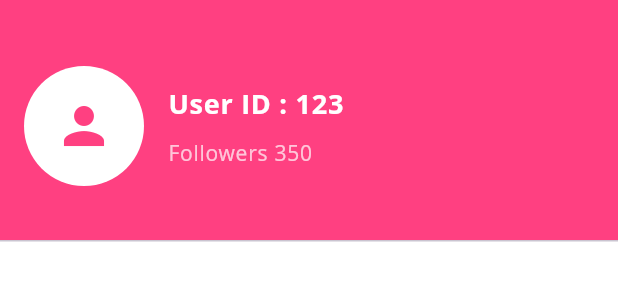
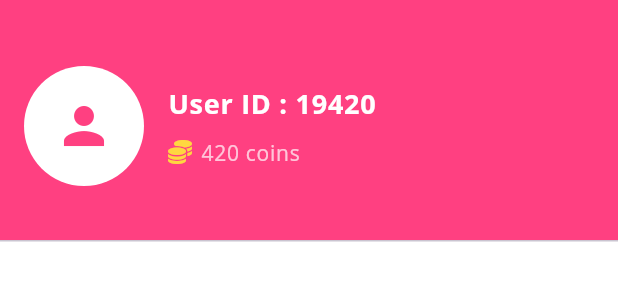
Before and after one commit to BinduBirol/Golpo2, a Flutter app: the DrawerHeaderWidget widget shown alone on an empty page, opened directly, on a phone screen of 412 x 824 dp. Shown: the top 300 px of the screen. Run offline on Flutter 3.47's test engine with Material 3 defaults, Android fonts, the light colour scheme and no system bars; our stand-ins replace audioplayers, flutter_svg, fluttertoast, font_awesome_flutter, shared_preferences; accounts and stored records are empty.

Commit message:
office theke

```diff
--- /dev/null
+++ b/lib/DTO/User.dart
@@ -0,0 +1,41 @@
+class User {
+  final String id;
+  final String name;
+  final String email;
+  final int walletCoin;
+
+  User({
+    required this.id,
+    required this.name,
+    required this.email,
+    required this.walletCoin,
+  });
+
+  factory User.fromJson(Map<String, dynamic> json) => User(
+    id: json['id'],
+    name: json['name'],
+    email: json['email'],
+    walletCoin: json['walletCoin'] ?? 0,
+  );
+
+  Map<String, dynamic> toJson() => {
+    "id": id,
+    "name": name,
+    "email": email,
+    "walletCoin": walletCoin,
+  };
+
+  User copyWith({
+    String? id,
+    String? name,
+    String? email,
+    int? walletCoin,
+  }) {
+    return User(
+      id: id ?? this.id,
+      name: name ?? this.name,
+      email: email ?? this.email,
+      walletCoin: walletCoin ?? this.walletCoin,
+    );
+  }
+}
--- a/lib/home/drawer_header_widget.dart
+++ b/lib/home/drawer_header_widget.dart
@@ -1,4 +1,7 @@
 import 'package:flutter/material.dart';
+import 'package:font_awesome_flutter/font_awesome_flutter.dart';
+import '../service/UserService.dart';
+import '../DTO/User.dart';
 
 class DrawerHeaderWidget extends StatelessWidget {
   const DrawerHeaderWidget({Key? key}) : super(key: key);
@@ -7,13 +10,24 @@ class DrawerHeaderWidget extends StatelessWidget {
   Widget build(BuildContext context) {
     final appPrimaryColor = Theme.of(context).appBarTheme.backgroundColor;
 
+    return FutureBuilder<User>(
+      future: UserService.getUser(),
+      builder: (context, snapshot) {
+        if (!snapshot.hasData) {
+          return const DrawerHeader(
+            child: Center(child: CircularProgressIndicator(color: Colors.white)),
+          );
+        }
+
+        final user = snapshot.data!;
+
         return DrawerHeader(
           decoration: BoxDecoration(
             color: appPrimaryColor,
           ),
           child: Row(
             children: [
-          // Left: User icon with app color background
+              // Left: User icon with white background
               CircleAvatar(
                 radius: 40,
                 backgroundColor: Colors.white,
@@ -24,9 +38,9 @@ class DrawerHeaderWidget extends StatelessWidget {
                 ),
               ),
 
-          SizedBox(width: 16),
+              const SizedBox(width: 16),
 
-          // Right: 2 lines of text
+              // Right: Text Info
               Expanded(
                 child: Column(
                   mainAxisAlignment: MainAxisAlignment.center,
@@ -34,24 +48,33 @@ class DrawerHeaderWidget extends StatelessWidget {
                   children: [
                     // Line 1: User ID
                     Text(
-                  'User ID : 123',
-                  style: TextStyle(
+                      'User ID : ${user.id}',
+                      style: const TextStyle(
                         fontSize: 18,
                         fontWeight: FontWeight.bold,
                         color: Colors.white,
                       ),
                     ),
 
-                SizedBox(height: 8),
+                    const SizedBox(height: 8),
 
-                // Line 2: Following and Followers combined
+                    // Line 2: Wallet coins
+                    Row(
+                      children: [
+                        const FaIcon(
+                          FontAwesomeIcons.coins,
+                          size: 16,
+                          color: Colors.amberAccent,
+                        ),
+                        const SizedBox(width: 6),
                         Text(
-                  'Followers 350',
-                  style: TextStyle(
+                          '${user.walletCoin} coins',
+                          style: const TextStyle(
                             fontSize: 14,
                             color: Colors.white70,
-                    letterSpacing: 0.5,
                           ),
+                        ),
+                      ],
                     ),
                   ],
                 ),
@@ -59,5 +82,7 @@ class DrawerHeaderWidget extends StatelessWidget {
             ],
           ),
         );
+      },
+    );
   }
 }
--- /dev/null
+++ b/lib/service/UserService.dart
@@ -0,0 +1,48 @@
+import '../DTO/User.dart';
+import 'dart:math';
+
+class UserService {
+  static User? _cachedUser;
+
+  static Future<User> getUser() async {
+    if (_cachedUser != null) {
+      return _cachedUser!;
+    }
+
+    // Generate a random ID and create a user with coins
+    final randomId = Random().nextInt(100000).toString();
+    _cachedUser = User(
+      id: randomId,
+      name: 'Guest User',
+      email: 'guest_$randomId@example.com',
+      walletCoin: Random().nextInt(1000), // Initial wallet coins
+    );
+
+    return _cachedUser!;
+  }
+
+  static void setUser(User user) {
+    _cachedUser = user;
+  }
+
+  static void clearCache() {
+    _cachedUser = null;
+  }
+
+  // Optional: update coins
+  static void addCoins(int amount) {
+    if (_cachedUser != null) {
+      _cachedUser = _cachedUser!.copyWith(
+        walletCoin: _cachedUser!.walletCoin + amount,
+      );
+    }
+  }
+
+  static void deductCoins(int amount) {
+    if (_cachedUser != null && _cachedUser!.walletCoin >= amount) {
+      _cachedUser = _cachedUser!.copyWith(
+        walletCoin: _cachedUser!.walletCoin - amount,
+      );
+    }
+  }
+}
```
Also changed, not shown: lib/book/BookDetailPage.dart (+9 -2 lines), lib/widgets/my_app_bar.dart (+37 -10 lines). Lines whose indentation alone changed are shown as unchanged.
